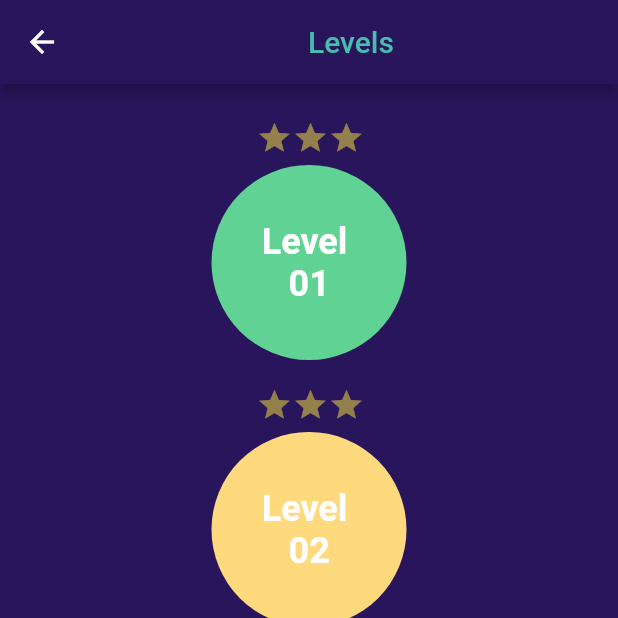
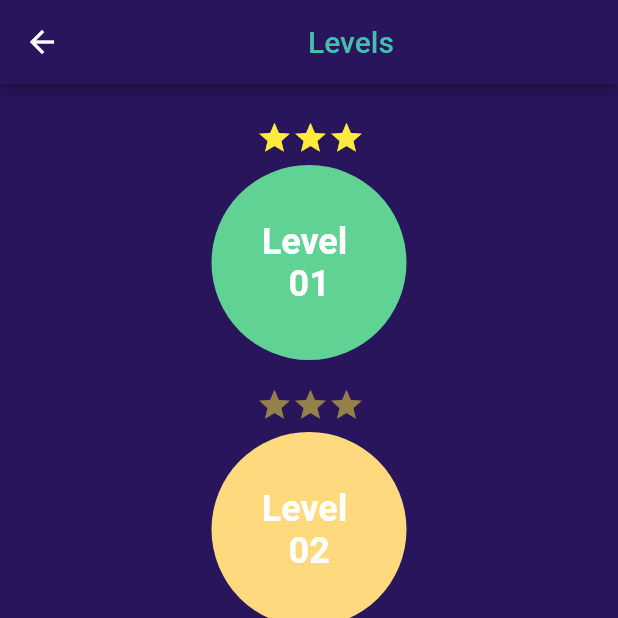
Before and after one commit to MryamAhmed/quizzapp, a Flutter app: the screen it shows after launch, after a tap on "About", on a phone screen of 412 x 824 dp, the top half of it. Run offline on Flutter 3.47's test engine with Material 2 defaults, Android fonts, the phone set to English and light mode, and no system bars; our stand-ins replace bloc, flutter_bloc, shared_preferences.

Commit message:
done
done

```diff
--- a/lib/pages/levels_screen.dart
+++ b/lib/pages/levels_screen.dart
@@ -2,6 +2,7 @@ import 'package:flutter/cupertino.dart';
 import 'package:flutter/material.dart';
 import '../constant.dart';
 import '../widget/levels.dart';
+import 'package:flutter_bloc/flutter_bloc.dart';
 
 class LevelsScreen extends StatelessWidget {
   const LevelsScreen({Key? key}) : super(key: key);
--- a/lib/widget/levels.dart
+++ b/lib/widget/levels.dart
@@ -3,6 +3,7 @@ import 'package:flutter/material.dart';
 import '../constant.dart';
 import '../cubits/level/level_cubit.dart';
 import '../cubits/quizz/quiz_cubit.dart';
+import '../helper/cashehelper.dart';
 import '../pages/question_screen.dart';
 
 class LevelCard extends StatefulWidget {
@@ -23,7 +24,8 @@ class _LevelCardState extends State<LevelCard> {
     var levelCubit = LevelCubit.get(context);
     var quizCubit = QuizCubit.get(context);
     levelCubit.handleStars(
-        levelScore: quizCubit.levelsCountersList[widget.level]
+
+        levelScore: CasheHelper.getIntList("scoreList")[widget.level]
     );
   }
 
```
